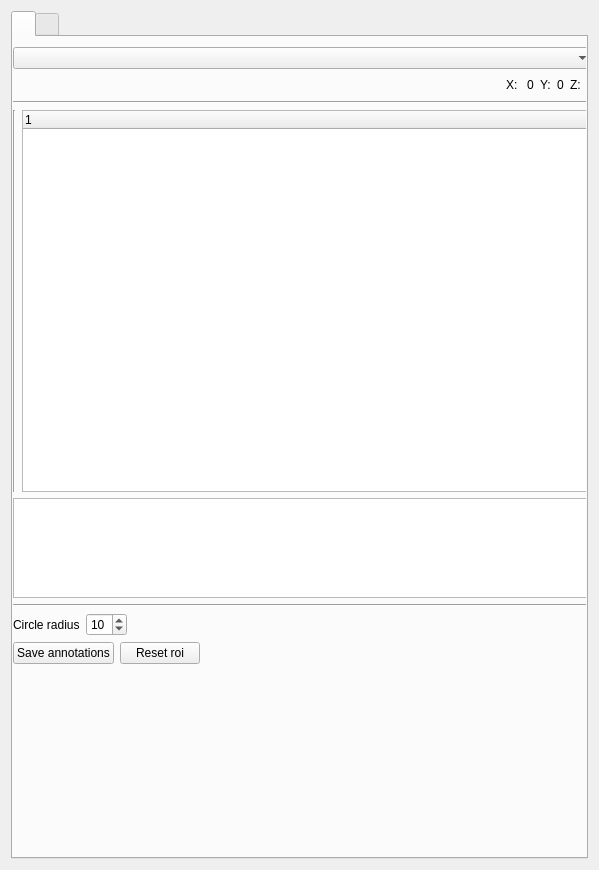
Above: vpv/ui/views/ui_annotations.ui from VCCRI/vpv before the change. Below: the same form after it.
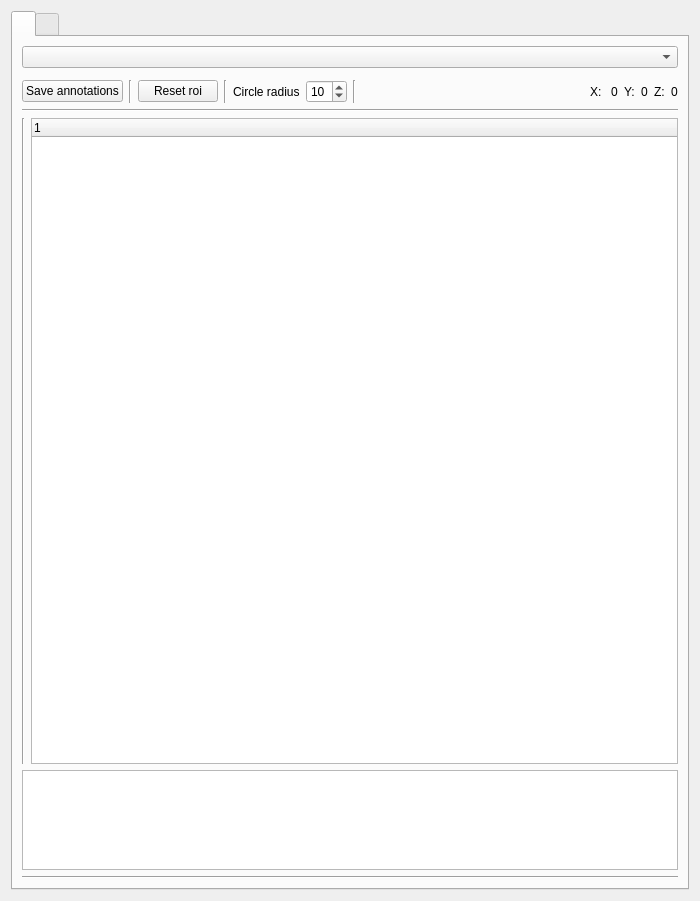
That is the form after the change. The open tabs and pages were chosen to show the change. Icons and pictures are not drawn.

Commit message: Changed the layout of the annotations

```diff
--- a/vpv/ui/views/ui_annotations.ui
+++ b/vpv/ui/views/ui_annotations.ui
@@ -6,8 +6,8 @@
    <rect>
     <x>0</x>
     <y>0</y>
-    <width>599</width>
-    <height>870</height>
+    <width>700</width>
+    <height>901</height>
    </rect>
   </property>
   <property name="minimumSize">
@@ -39,21 +39,107 @@
       <attribute name="title">
        <string/>
       </attribute>
-      <widget class="QWidget" name="layoutWidget">
-       <property name="geometry">
-        <rect>
-         <x>0</x>
-         <y>10</y>
-         <width>581</width>
-         <height>617</height>
-        </rect>
-       </property>
+      <layout class="QHBoxLayout" name="horizontalLayout">
+       <item>
        <layout class="QVBoxLayout" name="verticalLayout">
         <item>
          <widget class="QComboBox" name="comboBoxAnnotationsVolumes"/>
         </item>
+         <item>
+          <widget class="Line" name="line_6">
+           <property name="orientation">
+            <enum>Qt::Vertical</enum>
+           </property>
+          </widget>
+         </item>
         <item>
          <layout class="QHBoxLayout" name="horizontalLayout_20">
+           <item>
+            <layout class="QHBoxLayout" name="horizontalLayout_2"/>
+           </item>
+           <item>
+            <widget class="QPushButton" name="pushButtonSaveAnnotations">
+             <property name="toolTip">
+              <string>Save annotation as xml</string>
+             </property>
+             <property name="text">
+              <string>Save annotations</string>
+             </property>
+             <property name="icon">
+              <iconset resource="../../resources/resources.qrc">
+               <normaloff>:/icons/save.png</normaloff>:/icons/save.png</iconset>
+             </property>
+             <property name="iconSize">
+              <size>
+               <width>32</width>
+               <height>32</height>
+              </size>
+             </property>
+            </widget>
+           </item>
+           <item>
+            <widget class="Line" name="line_4">
+             <property name="orientation">
+              <enum>Qt::Vertical</enum>
+             </property>
+            </widget>
+           </item>
+           <item>
+            <widget class="QPushButton" name="pushButtonDiableRoi">
+             <property name="toolTip">
+              <string>Clear ROI coordinates</string>
+             </property>
+             <property name="statusTip">
+              <string>clar the annotation circle</string>
+             </property>
+             <property name="text">
+              <string>Reset roi</string>
+             </property>
+            </widget>
+           </item>
+           <item>
+            <widget class="Line" name="line_5">
+             <property name="orientation">
+              <enum>Qt::Vertical</enum>
+             </property>
+            </widget>
+           </item>
+           <item>
+            <widget class="QLabel" name="label_2">
+             <property name="sizePolicy">
+              <sizepolicy hsizetype="Fixed" vsizetype="Preferred">
+               <horstretch>0</horstretch>
+               <verstretch>0</verstretch>
+              </sizepolicy>
+             </property>
+             <property name="text">
+              <string>Circle radius</string>
+             </property>
+            </widget>
+           </item>
+           <item>
+            <widget class="QSpinBox" name="spinBoxAnnotationCircleSize">
+             <property name="sizePolicy">
+              <sizepolicy hsizetype="Fixed" vsizetype="Fixed">
+               <horstretch>0</horstretch>
+               <verstretch>0</verstretch>
+              </sizepolicy>
+             </property>
+             <property name="toolTip">
+              <string>radius of the marker</string>
+             </property>
+             <property name="value">
+              <number>10</number>
+             </property>
+            </widget>
+           </item>
+           <item>
+            <widget class="Line" name="line_7">
+             <property name="orientation">
+              <enum>Qt::Vertical</enum>
+             </property>
+            </widget>
+           </item>
           <item>
            <spacer name="horizontalSpacer_3">
             <property name="orientation">
@@ -129,9 +215,6 @@
           </item>
          </layout>
         </item>
-        <item>
-         <layout class="QGridLayout" name="gridLayout_2"/>
-        </item>
         <item>
          <widget class="Line" name="line_3">
           <property name="orientation">
@@ -151,7 +234,7 @@
           <item>
            <widget class="QTreeWidget" name="treeWidgetAvailableTerms">
             <property name="sizePolicy">
-             <sizepolicy hsizetype="Expanding" vsizetype="MinimumExpanding">
+              <sizepolicy hsizetype="MinimumExpanding" vsizetype="MinimumExpanding">
               <horstretch>0</horstretch>
               <verstretch>0</verstretch>
              </sizepolicy>
@@ -188,91 +271,9 @@
           </property>
          </widget>
         </item>
-        <item>
-         <layout class="QHBoxLayout" name="horizontalLayout_6">
-          <item>
-           <widget class="QLabel" name="label_2">
-            <property name="sizePolicy">
-             <sizepolicy hsizetype="Fixed" vsizetype="Preferred">
-              <horstretch>0</horstretch>
-              <verstretch>0</verstretch>
-             </sizepolicy>
-            </property>
-            <property name="text">
-             <string>Circle radius</string>
-            </property>
-           </widget>
-          </item>
-          <item>
-           <widget class="QSpinBox" name="spinBoxAnnotationCircleSize">
-            <property name="sizePolicy">
-             <sizepolicy hsizetype="Fixed" vsizetype="Fixed">
-              <horstretch>0</horstretch>
-              <verstretch>0</verstretch>
-             </sizepolicy>
-            </property>
-            <property name="toolTip">
-             <string>radius of the marker</string>
-            </property>
-            <property name="value">
-             <number>10</number>
-            </property>
-           </widget>
-          </item>
-          <item>
-           <spacer name="horizontalSpacer">
-            <property name="orientation">
-             <enum>Qt::Horizontal</enum>
-            </property>
-            <property name="sizeHint" stdset="0">
-             <size>
-              <width>40</width>
-              <height>20</height>
-             </size>
-            </property>
-           </spacer>
-          </item>
-         </layout>
-        </item>
-        <item>
-         <layout class="QHBoxLayout" name="horizontalLayout_5">
-          <item>
-           <widget class="QPushButton" name="pushButtonSaveAnnotations">
-            <property name="text">
-             <string>Save annotations</string>
-            </property>
-           </widget>
-          </item>
-          <item>
-           <widget class="QPushButton" name="pushButtonDiableRoi">
-            <property name="toolTip">
-             <string>Clear ROI coordinates</string>
-            </property>
-            <property name="text">
-             <string>Reset roi</string>
-            </property>
-           </widget>
-          </item>
-          <item>
-           <spacer name="horizontalSpacer_2">
-            <property name="orientation">
-             <enum>Qt::Horizontal</enum>
-            </property>
-            <property name="sizeHint" stdset="0">
-             <size>
-              <width>40</width>
-              <height>20</height>
-             </size>
-            </property>
-           </spacer>
-          </item>
-         </layout>
-        </item>
-        <item>
-         <layout class="QVBoxLayout" name="verticalLayout_16"/>
-        </item>
-       </layout>
-      </widget>
+        </layout>
+       </item>
+      </layout>
      </widget>
      <widget class="QWidget" name="tab_4">
       <attribute name="icon">
```
Lines whose indentation alone changed are shown as unchanged. The commit also changes 6 other files.
